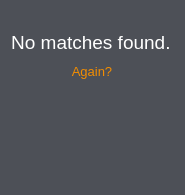
devWhyqueue/plagdef, file plagdef/gui/ui/no_results_widget.ui: the form before one commit.
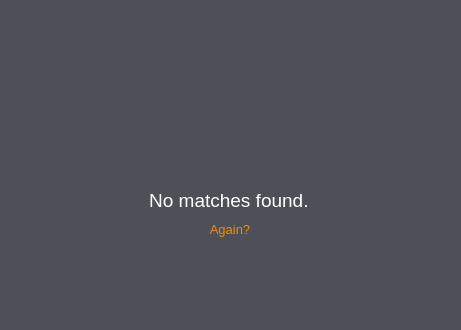
The form after the commit. Icons and pictures are not drawn.

```diff
--- a/plagdef/gui/ui/no_results_widget.ui
+++ b/plagdef/gui/ui/no_results_widget.ui
@@ -6,8 +6,8 @@
             <rect>
                 <x>0</x>
                 <y>0</y>
-                <width>181</width>
-                <height>195</height>
+                <width>461</width>
+                <height>330</height>
             </rect>
         </property>
         <property name="windowTitle">
@@ -18,6 +18,63 @@
         </property>
         <layout class="QVBoxLayout" name="verticalLayout">
             <item>
+                <spacer name="top_spacer">
+                    <property name="orientation">
+                        <enum>Qt::Vertical</enum>
+                    </property>
+                    <property name="sizeType">
+                        <enum>QSizePolicy::Expanding</enum>
+                    </property>
+                    <property name="sizeHint" stdset="0">
+                        <size>
+                            <width>20</width>
+                            <height>40</height>
+                        </size>
+                    </property>
+                </spacer>
+            </item>
+            <item>
+                <widget class="QLabel" name="logo_label">
+                    <property name="sizePolicy">
+                        <sizepolicy hsizetype="Expanding" vsizetype="Fixed">
+                            <horstretch>0</horstretch>
+                            <verstretch>0</verstretch>
+                        </sizepolicy>
+                    </property>
+                    <property name="minimumSize">
+                        <size>
+                            <width>0</width>
+                            <height>43</height>
+                        </size>
+                    </property>
+                    <property name="maximumSize">
+                        <size>
+                            <width>16777215</width>
+                            <height>16777215</height>
+                        </size>
+                    </property>
+                    <property name="text">
+                        <string>&lt;html&gt;&lt;head/&gt;&lt;body&gt;&lt;p align=&quot;center&quot;&gt;&lt;img src=&quot;:/logo.png&quot;/&gt;&lt;/p&gt;&lt;/body&gt;&lt;/html&gt;</string>
+                    </property>
+                </widget>
+            </item>
+            <item>
+                <spacer name="logo_msg_spacer">
+                    <property name="orientation">
+                        <enum>Qt::Vertical</enum>
+                    </property>
+                    <property name="sizeType">
+                        <enum>QSizePolicy::Fixed</enum>
+                    </property>
+                    <property name="sizeHint" stdset="0">
+                        <size>
+                            <width>20</width>
+                            <height>30</height>
+                        </size>
+                    </property>
+                </spacer>
+            </item>
+            <item alignment="Qt::AlignHCenter|Qt::AlignTop">
                 <widget class="QLabel" name="done_label">
                     <property name="sizePolicy">
                         <sizepolicy hsizetype="Preferred" vsizetype="Preferred">
@@ -41,7 +98,7 @@
                     </property>
                 </widget>
             </item>
-            <item>
+            <item alignment="Qt::AlignHCenter|Qt::AlignTop">
                 <widget class="QLabel" name="none_found_label">
                     <property name="text">
                         <string>&lt;html&gt;&lt;head/&gt;&lt;body&gt;&lt;p align=&quot;center&quot;&gt;&lt;span
@@ -50,7 +107,7 @@
                     </property>
                 </widget>
             </item>
-            <item alignment="Qt::AlignHCenter">
+            <item alignment="Qt::AlignHCenter|Qt::AlignTop">
                 <widget class="QPushButton" name="again_button_no_res">
                     <property name="sizePolicy">
                         <sizepolicy hsizetype="Preferred" vsizetype="Preferred">
@@ -86,10 +143,13 @@
                     <property name="orientation">
                         <enum>Qt::Vertical</enum>
                     </property>
+                    <property name="sizeType">
+                        <enum>QSizePolicy::Expanding</enum>
+                    </property>
                     <property name="sizeHint" stdset="0">
                         <size>
                             <width>20</width>
-                            <height>10</height>
+                            <height>40</height>
                         </size>
                     </property>
                 </spacer>
```
